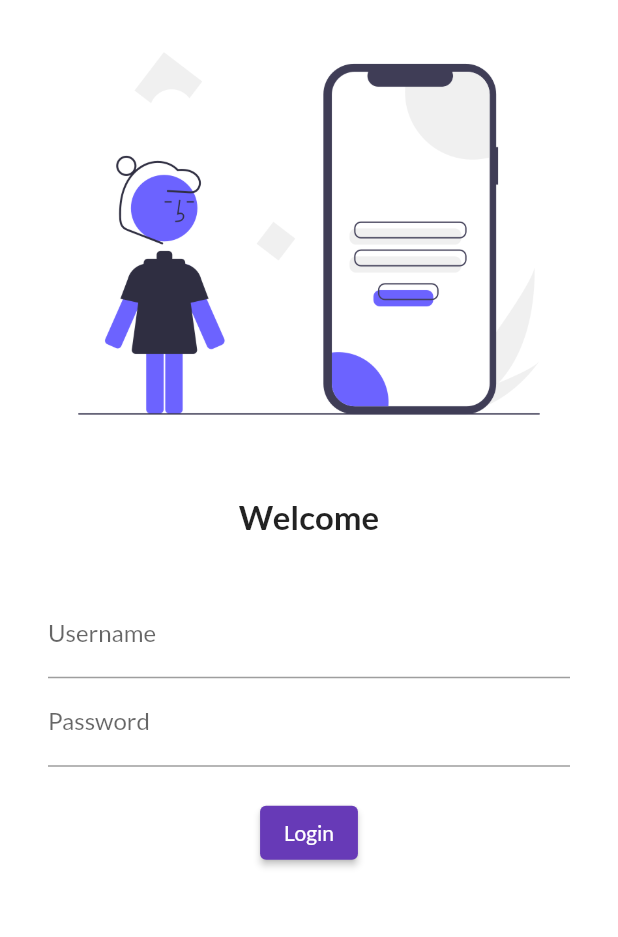
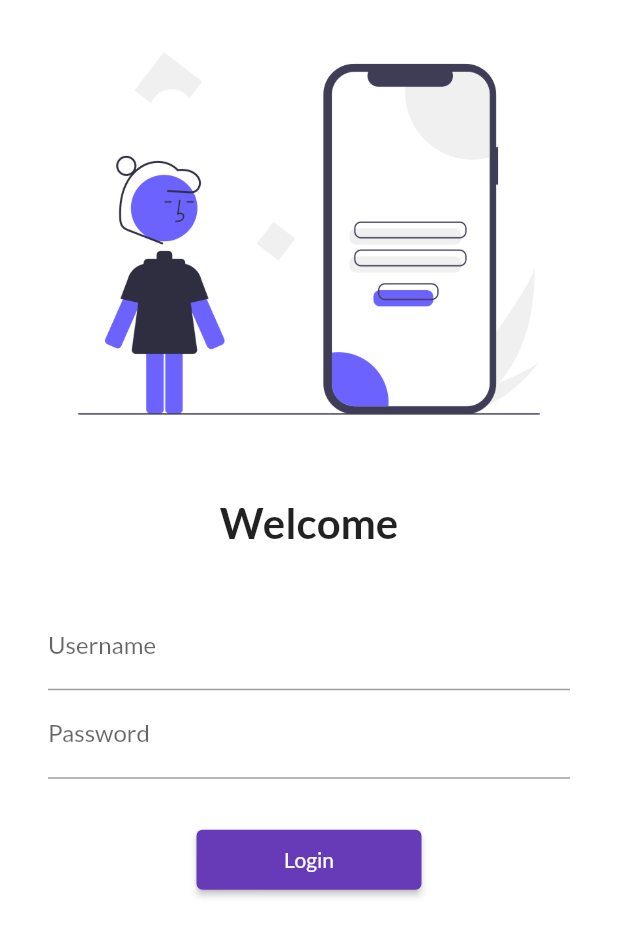
Before and after one commit to Abhishek-Bansode/Flutter-catalog-app, a Flutter app: the screen it shows after launch, on a phone screen of 412 x 824 dp. Shown: the top 937 px of the screen. Run offline on Flutter 3.47's test engine with Material 2 defaults, Android fonts, the phone set to English and light mode, and no system bars; our stand-ins replace google_fonts.

Commit message:
Day 5 completed - initial commit

```diff
--- a/lib/login_page.dart
+++ /dev/null
@@ -1,57 +0,0 @@
-import 'package:flutter/material.dart';
-
-class LoginPage extends StatelessWidget {
-  const LoginPage({super.key});
-
-  @override
-  Widget build(BuildContext context) {
-    return Material(
-      color: Colors.white,
-      child: Column(
-        children: [
-          Image.asset("assets/images/login_image.png", fit: BoxFit.cover),
-          const SizedBox(
-            height: 20.0,
-          ),
-          const Text(
-            "Welcome",
-            style: TextStyle(
-              fontSize: 22,
-              fontWeight: FontWeight.bold,
-            ),
-          ),
-          const SizedBox(
-            height: 20.0,
-          ),
-          Padding(
-            padding:
-                const EdgeInsets.symmetric(vertical: 16.0, horizontal: 32.0),
-            child: Column(
-              children: [
-                TextFormField(
-                  decoration: const InputDecoration(
-                    hintText: "Enter Username",
-                    labelText: "Username",
-                  ),
-                ),
-                TextFormField(
-                  obscureText: true,
-                  decoration: const InputDecoration(
-                    hintText: "Enter Password",
-                    labelText: "Password",
-                  ),
-                ),
-                const SizedBox(
-                  height: 20.0,
-                ),
-                const ElevatedButton(
-                  onPressed: (){},
-                  child: Text("Login")),
-              ],
-            ),
-          )
-        ],
-      ),
-    );
-  }
-}
--- a/lib/main.dart
+++ b/lib/main.dart
@@ -1,6 +1,7 @@
 import 'package:flutter/material.dart';
-import 'package:flutter_catalog/home_page.dart';
-import 'package:flutter_catalog/login_page.dart';
+import 'package:flutter_catalog/pages/home_page.dart';
+import 'package:flutter_catalog/pages/login_page.dart';
+import 'package:flutter_catalog/utils/routes.dart';
 import 'package:google_fonts/google_fonts.dart';
 
 void main() {
@@ -15,15 +16,16 @@ class MyApp extends StatelessWidget {
     return MaterialApp(
       // home: const HomePage(),
       themeMode: ThemeMode.light,
-      theme: ThemeData(primarySwatch: Colors.deepPurple,
-      fontFamily: GoogleFonts.lato().fontFamily,
+      theme: ThemeData(
+        primarySwatch: Colors.deepPurple,
+        fontFamily: GoogleFonts.lato().fontFamily,
       ),
       darkTheme: ThemeData(brightness: Brightness.dark),
       // initialRoute: "/home",
       routes: {
         "/": (context) => const LoginPage(),
-        "/home": (context) => const HomePage(),
-        "/login": (context) => const LoginPage(),
+        MyRoutes.homeRoute: (context) => const HomePage(),
+        MyRoutes.loginRoute: (context) => const LoginPage(),
       },
     );
   }
--- /dev/null
+++ b/lib/pages/login_page.dart
@@ -0,0 +1,64 @@
+import 'package:flutter/material.dart';
+import 'package:flutter_catalog/utils/routes.dart';
+
+class LoginPage extends StatelessWidget {
+  const LoginPage({super.key});
+
+  @override
+  Widget build(BuildContext context) {
+    return Material(
+      color: Colors.white,
+      child: SingleChildScrollView(
+        child: Column(
+          children: [
+            Image.asset("assets/images/login_image.png", fit: BoxFit.cover),
+            const SizedBox(
+              height: 20.0,
+            ),
+            const Text(
+              "Welcome",
+              style: TextStyle(
+                fontSize: 28,
+                fontWeight: FontWeight.bold,
+              ),
+            ),
+            const SizedBox(
+              height: 20.0,
+            ),
+            Padding(
+              padding:
+                  const EdgeInsets.symmetric(vertical: 16.0, horizontal: 32.0),
+              child: Column(
+                children: [
+                  TextFormField(
+                    decoration: const InputDecoration(
+                      hintText: "Enter Username",
+                      labelText: "Username",
+                    ),
+                  ),
+                  TextFormField(
+                    obscureText: true,
+                    decoration: const InputDecoration(
+                      hintText: "Enter Password",
+                      labelText: "Password",
+                    ),
+                  ),
+                  const SizedBox(
+                    height: 30.0,
+                  ),
+                  ElevatedButton(
+                    style: TextButton.styleFrom(minimumSize: Size(150, 40)),
+                    onPressed: () {
+                      Navigator.pushNamed(context, MyRoutes.homeRoute);
+                    },
+                    child: const Text("Login"),
+                  ),
+                ],
+              ),
+            )
+          ],
+        ),
+      ),
+    );
+  }
+}
--- /dev/null
+++ b/lib/utils/routes.dart
@@ -0,0 +1,4 @@
+class MyRoutes {
+  static String loginRoute = "/login";
+  static String homeRoute = "/home";
+}
```
Also changed, not shown: lib/pages/home_page.dart (renamed from lib/home_page.dart).
